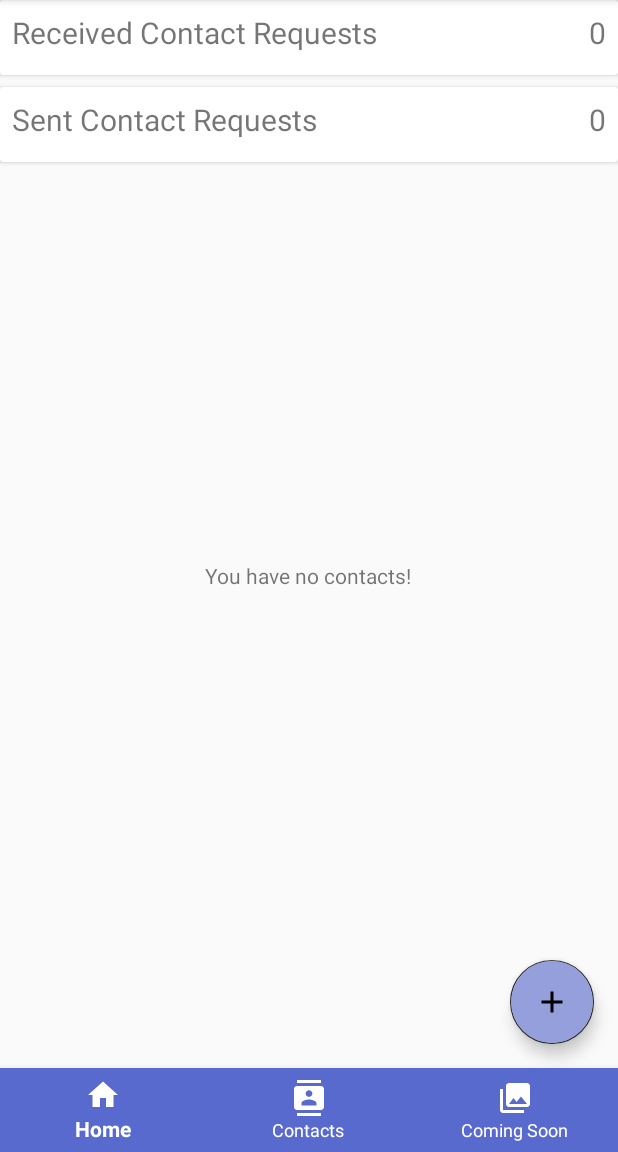
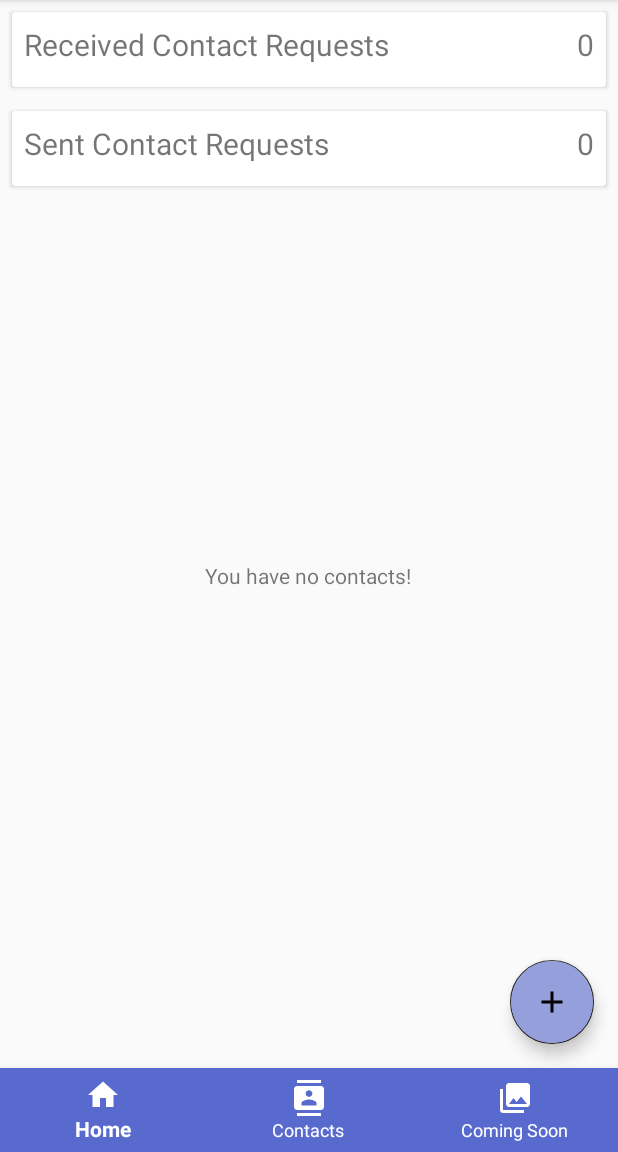
Before and after one commit to gkontos89/Beacon, an Android app: the ContactsActivity screen opened directly, with no data from a screen before it, on a phone screen of 412 x 824 dp, the part 84-1236 px from its top. Run offline under Robolectric (Android 15) with nearby library versions, the phone set to English and light mode, and no system bars; our stand-ins replace Firebase (no records; nobody signed in at launch, a user with empty details on screens opened directly); libraries missing offline, so code that uses them is left out: com.firebase.ui; 1 statement that could not run was skipped.

Commit message:
gui tweaks

```diff
--- a/app/src/main/res/layout/activity_contacts.xml
+++ b/app/src/main/res/layout/activity_contacts.xml
@@ -10,7 +10,7 @@
         android:id="@+id/incoming_requests"
         android:layout_width="match_parent"
         android:layout_height="50dp"
-        android:layout_marginBottom="8dp">
+        android:layout_margin="8dp">
 
         <RelativeLayout
             android:layout_width="match_parent"
@@ -46,7 +46,7 @@
         android:id="@+id/outgoing_requests"
         android:layout_width="match_parent"
         android:layout_height="50dp"
-        android:layout_marginBottom="8dp"
+        android:layout_margin="8dp"
         android:layout_below="@id/incoming_requests">
 
         <RelativeLayout
@@ -91,6 +91,7 @@
         android:id="@+id/contacts_recycler_view"
         android:layout_width="match_parent"
         android:layout_height="wrap_content"
+        android:layout_margin="8dp"
         android:layout_above="@+id/bottom_navigation"
         android:layout_below="@id/outgoing_requests">
 
```
